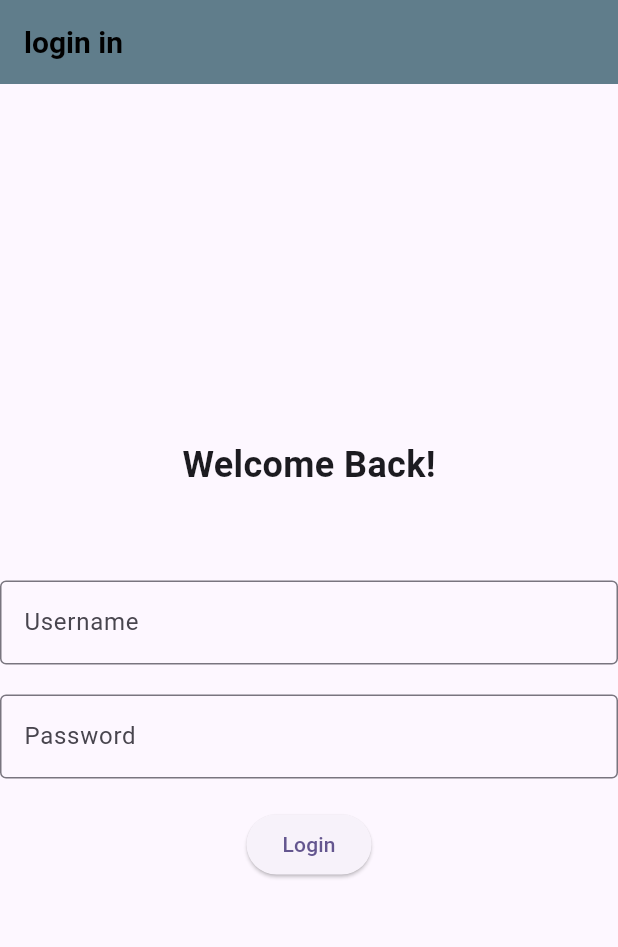
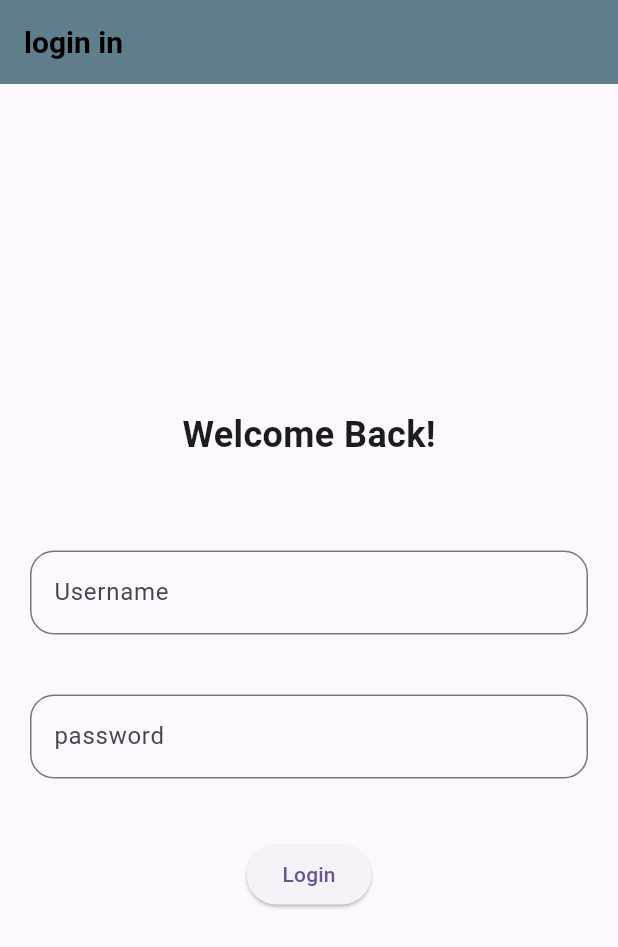
Before and after one commit to Bhanupratap7248/login-page, a Flutter app: the screen it shows after launch, on a phone screen of 412 x 824 dp. Shown: the top 947 px of the screen. Run offline on Flutter 3.47's test engine with Material 3 defaults, Android fonts, the phone set to English and light mode, and no system bars.

Commit message:
first commit

```diff
--- a/lib/main.dart
+++ b/lib/main.dart
@@ -35,19 +35,35 @@ class MyApp extends StatelessWidget {
                 'Welcome Back!',
                 style: TextStyle(fontSize: 24, fontWeight: FontWeight.bold),
               ),
-              SizedBox(height: 60),
-              TextField(
-                decoration: InputDecoration(
-                  labelText: 'Username',
-                  border: OutlineInputBorder(),
-                ),
+              SizedBox(height: 40),
+              Column(
+                children: [
+                  Padding(
+                    padding: const EdgeInsets.all(20),
+                    child: TextField(
+                      decoration: InputDecoration(
+                        labelText: 'Username',
+
+                        border: OutlineInputBorder(
+                          borderRadius: BorderRadius.circular(16),
+                        ),
+                      ),
+                    ),
+                  ),
+                ],
               ),
-              SizedBox(height: 20),
-              TextField(
-                obscureText: true,
-                decoration: InputDecoration(
-                  labelText: 'Password',
-                  border: OutlineInputBorder(),
+
+              Padding(
+                padding: const EdgeInsets.all(20),
+                child: TextField(
+                  obscureText: true,
+                  decoration: InputDecoration(
+                    labelText: 'password',
+
+                    border: OutlineInputBorder(
+                      borderRadius: BorderRadius.circular(16),
+                    ),
+                  ),
                 ),
               ),
               SizedBox(height: 20),
```
